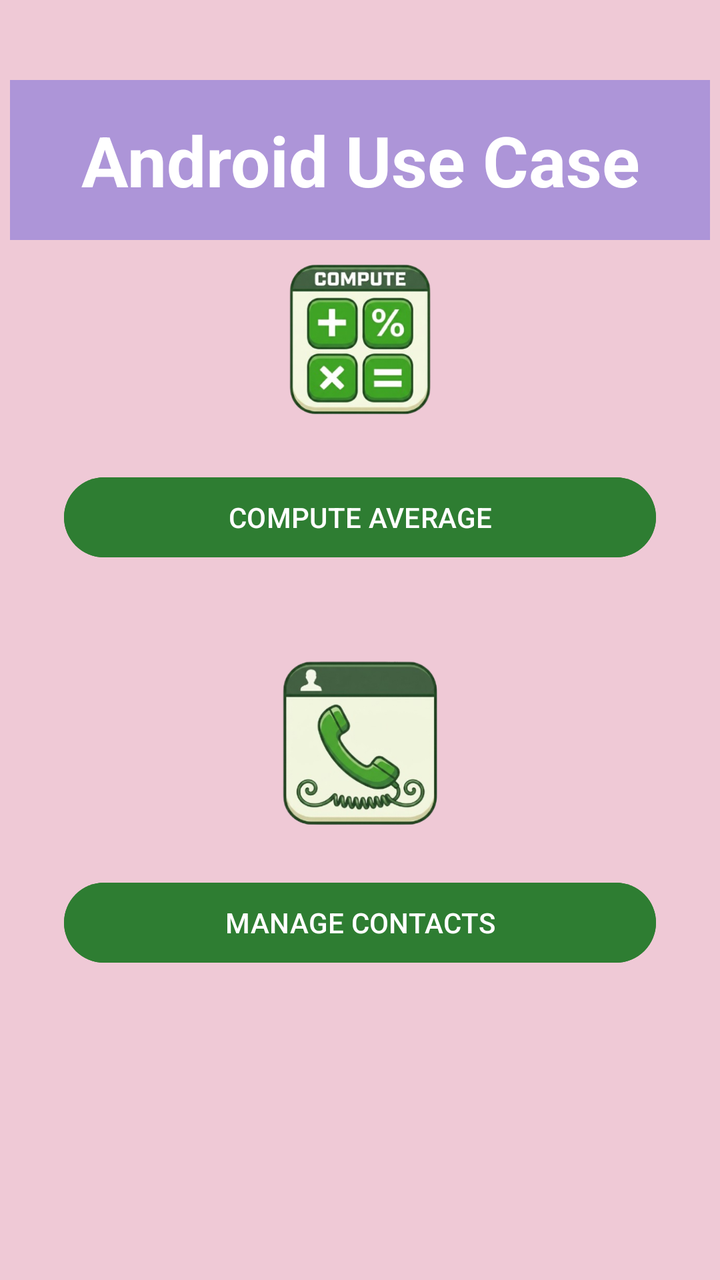
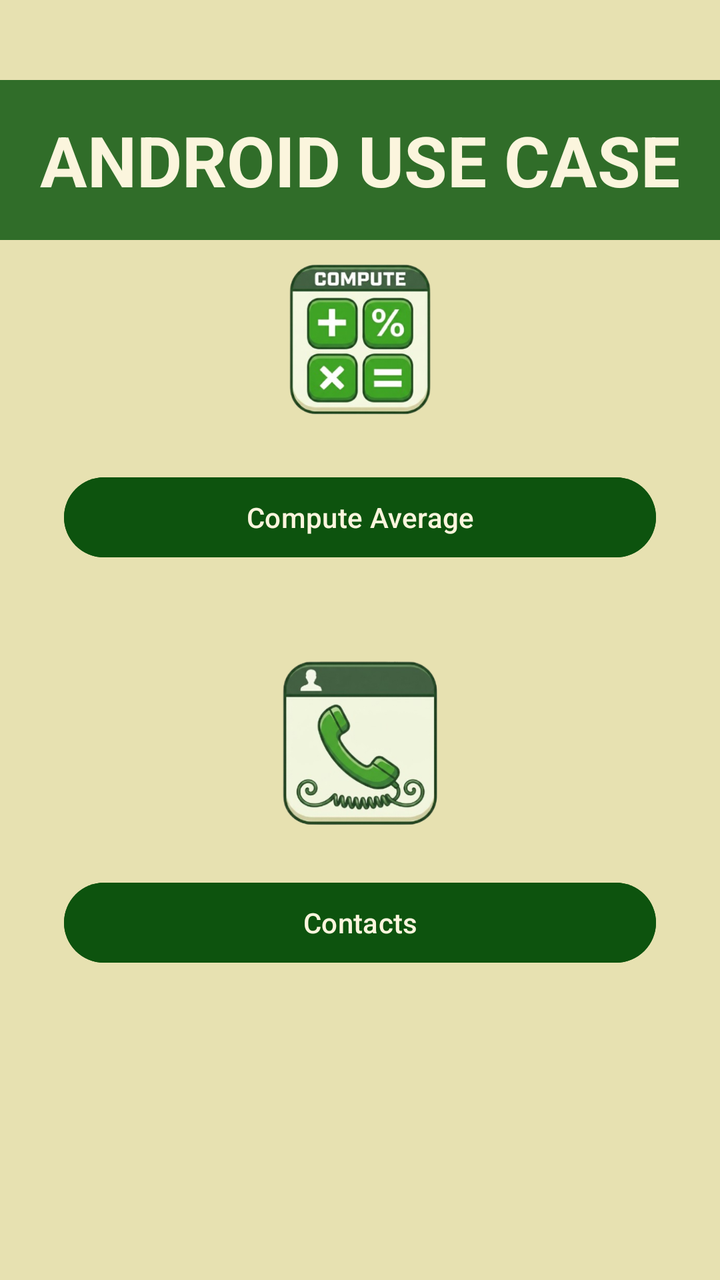

Screens rendered from an Android XML layout before and after an edit, with the pre-edit source and the edit as a unified diff.
<!-- AndroidManifest.xml: application theme Theme.ComputeAverageManageContacts -->
<!-- res/layout/activity_main.xml -->
<?xml version="1.0" encoding="utf-8"?>
<androidx.constraintlayout.widget.ConstraintLayout xmlns:android="http://schemas.android.com/apk/res/android"
    xmlns:app="http://schemas.android.com/apk/res-auto"
    xmlns:tools="http://schemas.android.com/tools"
    android:id="@+id/main"
    android:layout_width="match_parent"
    android:layout_height="match_parent"
    tools:context=".MainActivity"
    android:background="#EFC9D6">


    <TextView
        android:id="@+id/title"
        android:layout_width="350dp"
        android:layout_height="80dp"
        android:background="#AD95D8"
        android:gravity="center"
        android:text="Android Use Case"
        android:textColor="@color/white"
        android:textSize="35sp"
        android:textStyle="bold"
        app:layout_constraintEnd_toEndOf="parent"
        app:layout_constraintStart_toStartOf="parent"
        app:layout_constraintTop_toTopOf="parent"
        android:layout_marginBottom="20dp"
        android:layout_marginTop="40dp"/>

    <Button
        android:id="@+id/computeAvg"
        android:layout_width="0dp"
        android:layout_height="wrap_content"
        android:text="COMPUTE AVERAGE"
        app:layout_constraintTop_toBottomOf="@id/title"
        app:layout_constraintBottom_toTopOf="@id/manageContacts"
        app:layout_constraintStart_toStartOf="parent"
        app:layout_constraintEnd_toEndOf="parent"
        android:layout_marginHorizontal="32dp"
        android:backgroundTint="#2E7D32"
        android:layout_marginBottom="40dp"/>

    <Button
        android:id="@+id/manageContacts"
        android:layout_width="0dp"
        android:layout_height="wrap_content"
        android:text="MANAGE CONTACTS"
        app:layout_constraintTop_toBottomOf="@id/computeAvg"
        app:layout_constraintBottom_toBottomOf="parent"
        app:layout_constraintStart_toStartOf="parent"
        app:layout_constraintEnd_toEndOf="parent"
        android:layout_marginHorizontal="32dp"
        android:backgroundTint="#2E7D32"
        android:layout_marginBottom="40dp"/>

    <ImageView
        android:id="@+id/imageView"
        android:layout_width="130dp"
        android:layout_height="130dp"
        app:layout_constraintBottom_toTopOf="@id/computeAvg"
        app:layout_constraintBottom_toBottomOf="parent"
        app:layout_constraintStart_toStartOf="parent"
        app:layout_constraintEnd_toEndOf="parent"
        android:src="@drawable/comp"/>

    <ImageView
        android:id="@+id/imageView2"
        android:layout_width="130dp"
        android:layout_height="130dp"
        app:layout_constraintBottom_toTopOf="@id/manageContacts"
        app:layout_constraintBottom_toBottomOf="parent"
        app:layout_constraintStart_toStartOf="parent"
        app:layout_constraintEnd_toEndOf="parent"
        android:src="@drawable/contact" />

</androidx.constraintlayout.widget.ConstraintLayout>
<!-- resources referenced by this layout -->
<resources>
  <color name="white">#FFFFFFFF</color>
  <!-- drawable comp: png bitmap (drawable, 135404 bytes) -->
  <!-- drawable contact: png bitmap (drawable, 113886 bytes) -->
  <style name="Theme.ComputeAverageManageContacts" parent="Base.Theme.ComputeAverageManageContacts" />
  <style name="Base.Theme.ComputeAverageManageContacts" parent="Theme.Material3.DayNight.NoActionBar">
          
          
      </style>
</resources>

<!-- the commit's change to res/layout/activity_main.xml (unified diff, before → after) -->
@@ -6,17 +6,18 @@
     android:layout_width="match_parent"
     android:layout_height="match_parent"
     tools:context=".MainActivity"
-    android:background="#EFC9D6">
+    android:background="#E7E1B1">
 
 
     <TextView
         android:id="@+id/title"
-        android:layout_width="350dp"
+        android:layout_width="0dp"
         android:layout_height="80dp"
-        android:background="#AD95D8"
+        android:background="#306D29"
         android:gravity="center"
         android:text="Android Use Case"
-        android:textColor="@color/white"
+        android:textAllCaps="true"
+        android:textColor="#FBF5DD"
         android:textSize="35sp"
         android:textStyle="bold"
         app:layout_constraintEnd_toEndOf="parent"
@@ -29,26 +30,28 @@
         android:id="@+id/computeAvg"
         android:layout_width="0dp"
         android:layout_height="wrap_content"
-        android:text="COMPUTE AVERAGE"
+        android:text="Compute Average"
+        android:textColor="#FBF5DD"
         app:layout_constraintTop_toBottomOf="@id/title"
         app:layout_constraintBottom_toTopOf="@id/manageContacts"
         app:layout_constraintStart_toStartOf="parent"
         app:layout_constraintEnd_toEndOf="parent"
         android:layout_marginHorizontal="32dp"
-        android:backgroundTint="#2E7D32"
+        android:backgroundTint="#0D530E"
         android:layout_marginBottom="40dp"/>
 
     <Button
         android:id="@+id/manageContacts"
         android:layout_width="0dp"
         android:layout_height="wrap_content"
-        android:text="MANAGE CONTACTS"
+        android:text="Contacts"
+        android:textColor="#FBF5DD"
         app:layout_constraintTop_toBottomOf="@id/computeAvg"
         app:layout_constraintBottom_toBottomOf="parent"
         app:layout_constraintStart_toStartOf="parent"
         app:layout_constraintEnd_toEndOf="parent"
         android:layout_marginHorizontal="32dp"
-        android:backgroundTint="#2E7D32"
+        android:backgroundTint="#0D530E"
         android:layout_marginBottom="40dp"/>
 
     <ImageView
<!-- resource entries referenced after the edit -->
@@ -1,6 +1,5 @@
 <!-- resources referenced by this layout -->
 <resources>
-  <color name="white">#FFFFFFFF</color>
   <!-- drawable comp: png bitmap (drawable, 135404 bytes) -->
   <!-- drawable contact: png bitmap (drawable, 113886 bytes) -->
   <style name="Theme.ComputeAverageManageContacts" parent="Base.Theme.ComputeAverageManageContacts" />
